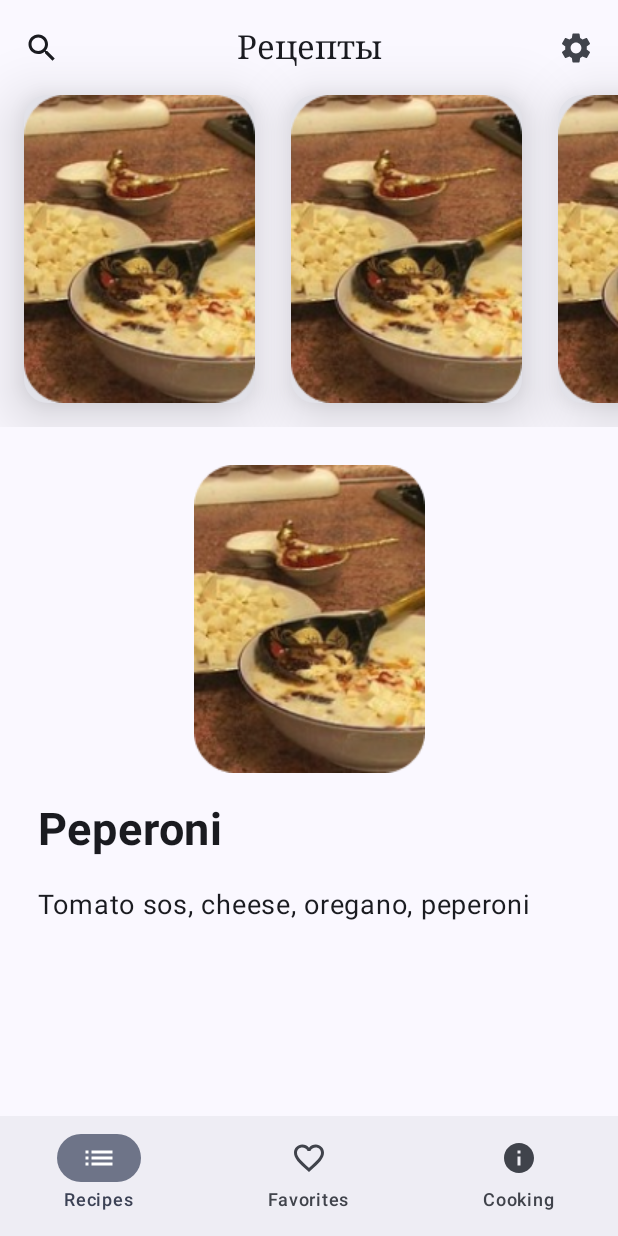
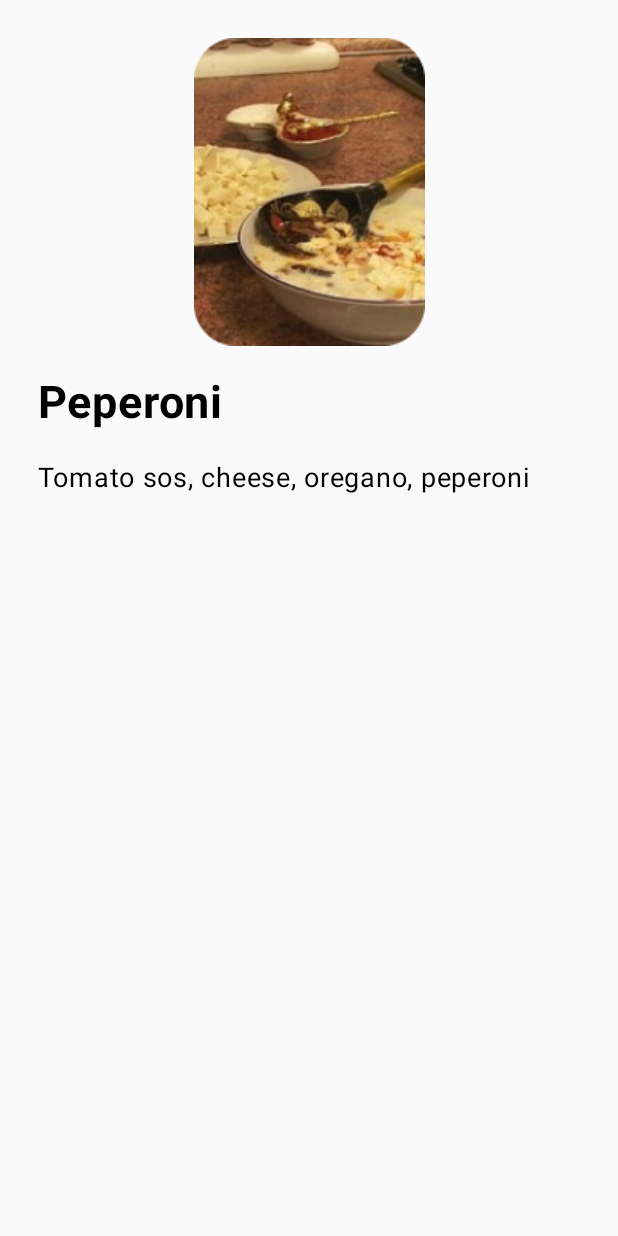
Before and after one commit to RAHIDDENPOOL/CircassianRecipeApp, an Android app built with Jetpack Compose: the screen it shows after launch (MainActivity), after a tap on "Peperoni", on a phone screen of 412 x 824 dp. Run offline under Robolectric (Android 15) with nearby library versions, the phone set to English and light mode, and no system bars.

Commit message:
Верная навигационная логика

```diff
--- a/app/src/main/java/com/example/circassianrecipeapp/MainActivity.kt
+++ b/app/src/main/java/com/example/circassianrecipeapp/MainActivity.kt
@@ -3,10 +3,13 @@ package com.example.circassianrecipeapp
 import android.os.Bundle
 import androidx.activity.ComponentActivity
 import androidx.activity.compose.setContent
+import androidx.navigation.NavType
 import androidx.navigation.compose.NavHost
 import androidx.navigation.compose.composable
 import androidx.navigation.compose.rememberNavController
+import androidx.navigation.navArgument
 import com.example.circassianrecipeapp.ui.navigation.BottomNavigationBar
+import com.example.circassianrecipeapp.ui.screens.recipes.components.DetailScreen
 import com.example.circassianrecipeapp.view.theme.CircassianRecipeAppTheme
 
 class MainActivity : ComponentActivity() {
@@ -17,10 +20,57 @@ class MainActivity : ComponentActivity() {
                 val navController = rememberNavController()
                 NavHost(
                     navController = navController,
-                    startDestination = "Recipes",
+                    startDestination = "RecipesScreen",
                 ) {
-                    composable("Recipes") {
+                    composable("RecipesScreen") {
                         BottomNavigationBar(navController)
+                    }
+                    composable(
+                        "DetailScreen/{index}",
+                        arguments = listOf(
+                            navArgument(name = "index") {
+                                type = NavType.IntType
+                            },
+                        ),
+                    ) { backStackEntry ->
+                        val index = backStackEntry.arguments?.getInt("index")
+                        if (index != null) {
+                            val imageId = arrayOf(
+                                R.drawable.carousel_first_item,
+                                R.drawable.carousel_second_item,
+                                R.drawable.carousel_first_item,
+                                R.drawable.carousel_second_item,
+                                R.drawable.carousel_first_item,
+                                R.drawable.carousel_second_item,
+                            )
+
+                            val names = arrayOf(
+                                "Peperoni",
+                                "Vegan",
+                                "FourCheese",
+                                "Margaritta",
+                                "American",
+                                "Mexican",
+                            )
+
+                            val ingredients = arrayOf(
+                                "Tomato sos, cheese, oregano, peperoni",
+                                "Tomato sos, cheese, oregano, spinach, green paprika, rukola",
+                                "Tomato sos, oregano, mozzarella, goda, parmesan, cheddar",
+                                "Tomato sos, cheese, oregano, bazillion",
+                                "Tomato sos, cheese, oregano, green paprika, red beans",
+                                "Tomato sos, cheese, oregano, corn, jalapeno, chicken",
+                            )
+
+                            DetailScreen(
+                                photos = imageId,
+                                names = names,
+                                ingredients = ingredients,
+                                itemIndex = index,
+                            )
+                        } else {
+                            navController.navigate("RecipesScreen")
+                        }
                     }
                     composable("Favorites") {
                         BottomNavigationBar(navController)
--- a/app/src/main/java/com/example/circassianrecipeapp/ui/navigation/BottomNavigationBar.kt
+++ b/app/src/main/java/com/example/circassianrecipeapp/ui/navigation/BottomNavigationBar.kt
@@ -25,7 +25,7 @@ import com.example.circassianrecipeapp.ui.screens.recipes.RecipesScreen
 fun BottomNavigationBar(navController: NavHostController) {
     val items = listOf(
         BottomNavigationItem(
-            route = "Recipes",
+            route = "RecipesScreen",
             title = "Recipes",
             selectedIcon = Icons.Default.List,
             unSelectedIcon = Icons.Default.List,
@@ -73,8 +73,8 @@ fun BottomNavigationBar(navController: NavHostController) {
         },
         content = {
             when (backStackEntry.value?.destination?.route) {
-                "Recipes" -> {
-                    RecipesScreen()
+                "RecipesScreen" -> {
+                    RecipesScreen(navController = navController)
                 }
 
                 "Favorites" -> {
@@ -86,7 +86,7 @@ fun BottomNavigationBar(navController: NavHostController) {
                 }
 
                 else -> {
-                    RecipesScreen() // TODO -> Обработка неизвестного маршрута = экран по дефолту
+                    RecipesScreen(navController = navController) // TODO -> Обработка неизвестного маршрута = экран по дефолту
                 }
             }
         },
--- a/app/src/main/java/com/example/circassianrecipeapp/ui/screens/recipes/RecipesScreen.kt
+++ b/app/src/main/java/com/example/circassianrecipeapp/ui/screens/recipes/RecipesScreen.kt
@@ -6,19 +6,55 @@ import androidx.compose.foundation.layout.padding
 import androidx.compose.runtime.Composable
 import androidx.compose.ui.Modifier
 import androidx.compose.ui.unit.dp
+import androidx.navigation.NavController
+import com.example.circassianrecipeapp.R
 import com.example.circassianrecipeapp.ui.navigation.TopAppBar
 import com.example.circassianrecipeapp.ui.screens.recipes.components.Carousel
-import com.example.circassianrecipeapp.ui.screens.recipes.components.RecipeNavigation
+import com.example.circassianrecipeapp.ui.screens.recipes.components.RecipeCardsColumn
 
 @Composable
-fun RecipesScreen() {
+fun RecipesScreen(navController: NavController) {
     TopAppBar()
     Column(
         Modifier
             .fillMaxWidth()
             .padding(top = 55.dp),
+
     ) {
         Carousel()
-        RecipeNavigation()
+
+        val imageId = arrayOf(
+            R.drawable.carousel_first_item,
+            R.drawable.carousel_second_item,
+            R.drawable.carousel_first_item,
+            R.drawable.carousel_second_item,
+            R.drawable.carousel_first_item,
+            R.drawable.carousel_second_item,
+        )
+
+        val names = arrayOf(
+            "Peperoni",
+            "Vegan",
+            "FourCheese",
+            "Margaritta",
+            "American",
+            "Mexican",
+        )
+
+        val ingredients = arrayOf(
+            "Tomato sos, cheese, oregano, peperoni",
+            "Tomato sos, cheese, oregano, spinach, green paprika, rukola",
+            "Tomato sos, oregano, mozzarella, goda, parmesan, cheddar",
+            "Tomato sos, cheese, oregano, bazillion",
+            "Tomato sos, cheese, oregano, green paprika, red beans",
+            "Tomato sos, cheese, oregano, corn, jalapeno, chicken",
+        )
+
+        RecipeCardsColumn(
+            imageId = imageId,
+            names = names,
+            ingredients = ingredients,
+            navController = navController,
+        )
     }
 }
--- a/app/src/main/java/com/example/circassianrecipeapp/ui/screens/recipes/components/RecipeCardsColumn.kt
+++ b/app/src/main/java/com/example/circassianrecipeapp/ui/screens/recipes/components/RecipeCardsColumn.kt
@@ -29,8 +29,8 @@ fun RecipeCardsColumn(
     imageId: Array<Int>,
     names: Array<String>,
     ingredients: Array<String>,
-    listNavController: NavController,
     modifier: Modifier = Modifier,
+    navController: NavController,
 ) {
     LazyColumn(contentPadding = PaddingValues(16.dp)) {
         val itemCount = imageId.size
@@ -42,7 +42,7 @@ fun RecipeCardsColumn(
                 title = names,
                 ingredients = ingredients,
                 itemIndex = it,
-                listNavController = listNavController,
+                navController = navController,
             )
         }
     }
@@ -55,13 +55,15 @@ fun ColumnItem(
     title: Array<String>,
     ingredients: Array<String>,
     itemIndex: Int,
-    listNavController: NavController,
+    navController: NavController,
 ) {
     Card(
         modifier
             .padding(10.dp)
             .wrapContentSize()
-            .clickable { listNavController.navigate("DetailScreen/$itemIndex") },
+            .clickable {
+                navController.navigate("DetailScreen/$itemIndex")
+            },
         colors = CardDefaults.cardColors(
             containerColor = MainContentColorMaterialTheme,
         ),
--- a/app/src/main/java/com/example/circassianrecipeapp/ui/screens/recipes/components/RecipeNavigation.kt
+++ /dev/null
@@ -1,72 +0,0 @@
-package com.example.circassianrecipeapp.ui.screens.recipes.components
-
-import androidx.compose.foundation.layout.fillMaxSize
-import androidx.compose.material3.MaterialTheme
-import androidx.compose.material3.Surface
-import androidx.compose.runtime.Composable
-import androidx.compose.ui.Modifier
-import androidx.compose.ui.tooling.preview.Preview
-import androidx.navigation.NavType
-import androidx.navigation.compose.NavHost
-import androidx.navigation.compose.composable
-import androidx.navigation.compose.rememberNavController
-import androidx.navigation.navArgument
-import com.example.circassianrecipeapp.R
-
-@Preview
-@Composable
-fun RecipeNavigation() {
-    Surface(
-        modifier = Modifier.fillMaxSize(),
-        color = MaterialTheme.colorScheme.background,
-    ) {
-        val imageId = arrayOf(
-            R.drawable.carousel_first_item,
-            R.drawable.carousel_second_item,
-            R.drawable.carousel_first_item,
-            R.drawable.carousel_second_item,
-            R.drawable.carousel_first_item,
-            R.drawable.carousel_second_item,
-        )
-
-        val names = arrayOf(
-            "Peperoni",
-            "Vegan",
-            "FourCheese",
-            "Margaritta",
-            "American",
-            "Mexican",
-        )
-
-        val ingredients = arrayOf(
-            "Tomato sos, cheese, oregano, peperoni",
-            "Tomato sos, cheese, oregano, spinach, green paprika, rukola",
-            "Tomato sos, oregano, mozzarella, goda, parmesan, cheddar",
-            "Tomato sos, cheese, oregano, bazillion",
-            "Tomato sos, cheese, oregano, green paprika, red beans",
-            "Tomato sos, cheese, oregano, corn, jalapeno, chicken",
-        )
-
-        val listNavController = rememberNavController()
-        NavHost(navController = listNavController, startDestination = "MainScreen") {
-            composable(route = "MainScreen") {
-                RecipeCardsColumn(imageId, names, ingredients, listNavController)
-            }
-            composable(
-                "DetailScreen/{index}",
-                arguments = listOf(
-                    navArgument(name = "index") {
-                        type = NavType.IntType
-                    },
-                ),
-            ) { index ->
-                DetailScreen(
-                    photos = imageId,
-                    names = names,
-                    ingredients = ingredients,
-                    itemIndex = index.arguments?.getInt("index"),
-                )
-            }
-        }
-    }
-}
```
